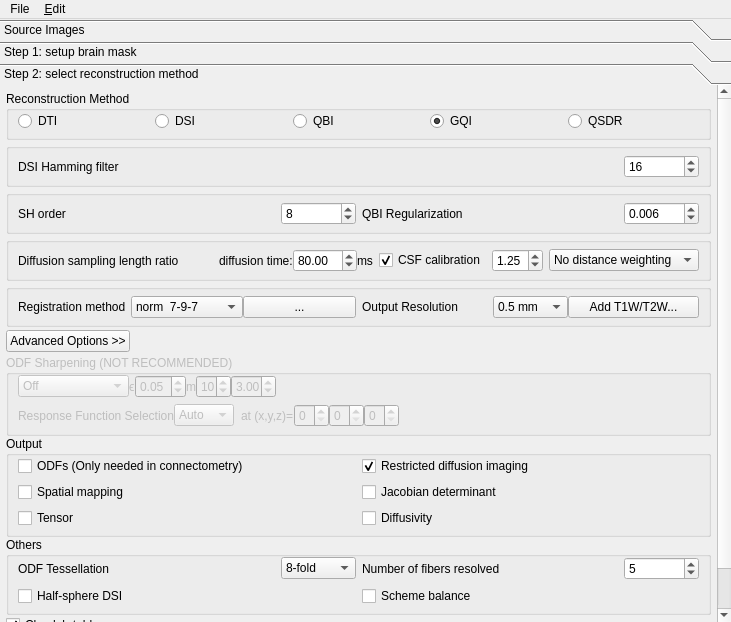
This is reconstruction/reconstruction_window.ui in frankyeh/DSI-Studio as Qt 5 draws it before an edit. The edited form follows.
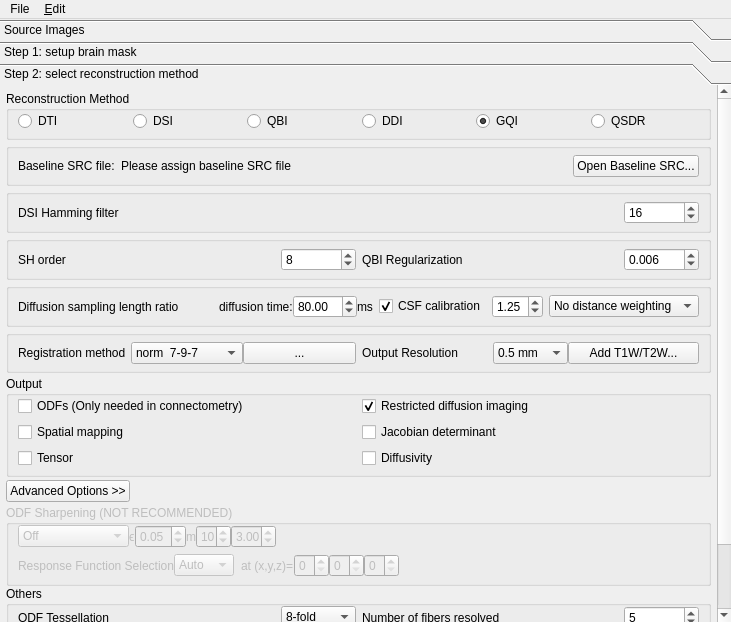
This is the edited form. Icons and pictures are not drawn.

Diff of the .ui file:
```diff
--- a/reconstruction/reconstruction_window.ui
+++ b/reconstruction/reconstruction_window.ui
@@ -465,10 +465,10 @@
       <widget class="QWidget" name="page">
        <property name="geometry">
         <rect>
-         <x>0</x>
+         <x>-7</x>
          <y>0</y>
          <width>717</width>
-         <height>567</height>
+         <height>597</height>
         </rect>
        </property>
        <property name="minimumSize">
@@ -532,6 +532,13 @@
              </property>
             </widget>
            </item>
+           <item>
+            <widget class="QRadioButton" name="DDI">
+             <property name="text">
+              <string>DDI</string>
+             </property>
+            </widget>
+           </item>
            <item>
             <widget class="QRadioButton" name="GQI">
              <property name="text">
@@ -555,6 +562,55 @@
           </layout>
          </widget>
         </item>
+        <item>
+         <widget class="QGroupBox" name="DDIOption">
+          <property name="title">
+           <string/>
+          </property>
+          <layout class="QHBoxLayout" name="horizontalLayout">
+           <property name="topMargin">
+            <number>6</number>
+           </property>
+           <property name="bottomMargin">
+            <number>6</number>
+           </property>
+           <item>
+            <widget class="QLabel" name="label_16">
+             <property name="text">
+              <string>Baseline SRC file:</string>
+             </property>
+            </widget>
+           </item>
+           <item>
+            <widget class="QLabel" name="ddi_file">
+             <property name="text">
+              <string>Please assign baseline SRC file</string>
+             </property>
+            </widget>
+           </item>
+           <item>
+            <spacer name="horizontalSpacer_5">
+             <property name="orientation">
+              <enum>Qt::Horizontal</enum>
+             </property>
+             <property name="sizeHint" stdset="0">
+              <size>
+               <width>40</width>
+               <height>20</height>
+              </size>
+             </property>
+            </spacer>
+           </item>
+           <item>
+            <widget class="QPushButton" name="open_ddi_baseline">
+             <property name="text">
+              <string>Open Baseline SRC...</string>
+             </property>
+            </widget>
+           </item>
+          </layout>
+         </widget>
+        </item>
         <item>
          <widget class="QGroupBox" name="DSIOption_2">
           <layout class="QHBoxLayout" name="DSIOption">
@@ -952,6 +1008,66 @@
           </layout>
          </widget>
         </item>
+        <item>
+         <widget class="QGroupBox" name="Output">
+          <property name="title">
+           <string>Output</string>
+          </property>
+          <layout class="QGridLayout" name="gridLayout_3">
+           <property name="topMargin">
+            <number>0</number>
+           </property>
+           <property name="bottomMargin">
+            <number>6</number>
+           </property>
+           <item row="4" column="0">
+            <widget class="QCheckBox" name="output_tensor">
+             <property name="text">
+              <string>Tensor</string>
+             </property>
+            </widget>
+           </item>
+           <item row="1" column="1">
+            <widget class="QCheckBox" name="rdi">
+             <property name="text">
+              <string>Restricted diffusion imaging</string>
+             </property>
+             <property name="checked">
+              <bool>true</bool>
+             </property>
+            </widget>
+           </item>
+           <item row="3" column="0">
+            <widget class="QCheckBox" name="output_mapping">
+             <property name="text">
+              <string>Spatial mapping</string>
+             </property>
+            </widget>
+           </item>
+           <item row="1" column="0">
+            <widget class="QCheckBox" name="RecordODF">
+             <property name="text">
+              <string>ODFs (Only needed in connectometry)</string>
+             </property>
+            </widget>
+           </item>
+           <item row="3" column="1">
+            <widget class="QCheckBox" name="output_jacobian">
+             <property name="text">
+              <string>Jacobian determinant</string>
+             </property>
+            </widget>
+           </item>
+           <item row="4" column="1">
+            <widget class="QCheckBox" name="output_diffusivity">
+             <property name="text">
+              <string>Diffusivity</string>
+             </property>
+            </widget>
+           </item>
+          </layout>
+         </widget>
+        </item>
         <item>
          <layout class="QHBoxLayout" name="horizontalLayout_19">
           <item>
@@ -1317,66 +1433,6 @@
              </layout>
             </widget>
            </item>
-           <item>
-            <widget class="QGroupBox" name="Output">
-             <property name="title">
-              <string>Output</string>
-             </property>
-             <layout class="QGridLayout" name="gridLayout_3">
-              <property name="topMargin">
-               <number>0</number>
-              </property>
-              <property name="bottomMargin">
-               <number>6</number>
-              </property>
-              <item row="4" column="0">
-               <widget class="QCheckBox" name="output_tensor">
-                <property name="text">
-                 <string>Tensor</string>
-                </property>
-               </widget>
-              </item>
-              <item row="1" column="1">
-               <widget class="QCheckBox" name="rdi">
-                <property name="text">
-                 <string>Restricted diffusion imaging</string>
-                </property>
-                <property name="checked">
-                 <bool>true</bool>
-                </property>
-               </widget>
-              </item>
-              <item row="3" column="0">
-               <widget class="QCheckBox" name="output_mapping">
-                <property name="text">
-                 <string>Spatial mapping</string>
-                </property>
-               </widget>
-              </item>
-              <item row="1" column="0">
-               <widget class="QCheckBox" name="RecordODF">
-                <property name="text">
-                 <string>ODFs (Only needed in connectometry)</string>
-                </property>
-               </widget>
-              </item>
-              <item row="3" column="1">
-               <widget class="QCheckBox" name="output_jacobian">
-                <property name="text">
-                 <string>Jacobian determinant</string>
-                </property>
-               </widget>
-              </item>
-              <item row="4" column="1">
-               <widget class="QCheckBox" name="output_diffusivity">
-                <property name="text">
-                 <string>Diffusivity</string>
-                </property>
-               </widget>
-              </item>
-             </layout>
-            </widget>
-           </item>
            <item>
             <widget class="QGroupBox" name="ODFOption">
              <property name="title">
@@ -1495,6 +1551,26 @@
                 <property name="bottomMargin">
                  <number>0</number>
                 </property>
+                <item>
+                 <widget class="QLabel" name="label_9">
+                  <property name="text">
+                   <string>multi-thread:</string>
+                  </property>
+                 </widget>
+                </item>
+                <item>
+                 <widget class="QSpinBox" name="ThreadCount">
+                  <property name="minimum">
+                   <number>1</number>
+                  </property>
+                  <property name="maximum">
+                   <number>100</number>
+                  </property>
+                  <property name="value">
+                   <number>4</number>
+                  </property>
+                 </widget>
+                </item>
                 <item>
                  <widget class="QCheckBox" name="half_sphere">
                   <property name="text">
@@ -1514,16 +1590,6 @@
              </layout>
             </widget>
            </item>
-           <item>
-            <widget class="QCheckBox" name="check_btable">
-             <property name="text">
-              <string>Check b-table</string>
-             </property>
-             <property name="checked">
-              <bool>true</bool>
-             </property>
-            </widget>
-           </item>
           </layout>
          </widget>
         </item>
@@ -1567,6 +1633,16 @@
            <property name="bottomMargin">
             <number>0</number>
            </property>
+           <item>
+            <widget class="QCheckBox" name="check_btable">
+             <property name="text">
+              <string>Check b-table</string>
+             </property>
+             <property name="checked">
+              <bool>true</bool>
+             </property>
+            </widget>
+           </item>
            <item>
             <spacer name="horizontalSpacer">
              <property name="orientation">
@@ -1580,26 +1656,6 @@
              </property>
             </spacer>
            </item>
-           <item>
-            <widget class="QLabel" name="label_9">
-             <property name="text">
-              <string>multi-thread:</string>
-             </property>
-            </widget>
-           </item>
-           <item>
-            <widget class="QSpinBox" name="ThreadCount">
-             <property name="minimum">
-              <number>1</number>
-             </property>
-             <property name="maximum">
-              <number>100</number>
-             </property>
-             <property name="value">
-              <number>4</number>
-             </property>
-            </widget>
-           </item>
            <item>
             <widget class="QPushButton" name="doDTI">
              <property name="sizePolicy">
@@ -1663,7 +1719,9 @@
     <addaction name="actionTrim_image"/>
     <addaction name="actionManual_Rotation"/>
     <addaction name="actionReplace_b0_by_T2W_image"/>
+    <addaction name="separator"/>
     <addaction name="actionCorrect_AP_PA_scans"/>
+    <addaction name="actionEnable_TEST_features"/>
    </widget>
    <addaction name="menuFile"/>
    <addaction name="menu_Edit"/>
@@ -1756,7 +1814,7 @@
   </action>
   <action name="actionCorrect_AP_PA_scans">
    <property name="text">
-    <string>Correct AP-PA scans...</string>
+    <string>Correct AP-PA scans (TESTING)...</string>
    </property>
   </action>
   <action name="actionSave_b0">
@@ -1768,6 +1826,11 @@
     <string>Save b0...</string>
    </property>
   </action>
+  <action name="actionEnable_TEST_features">
+   <property name="text">
+    <string>Enable TEST features</string>
+   </property>
+  </action>
  </widget>
  <resources>
   <include location="../icons.qrc"/>
```
